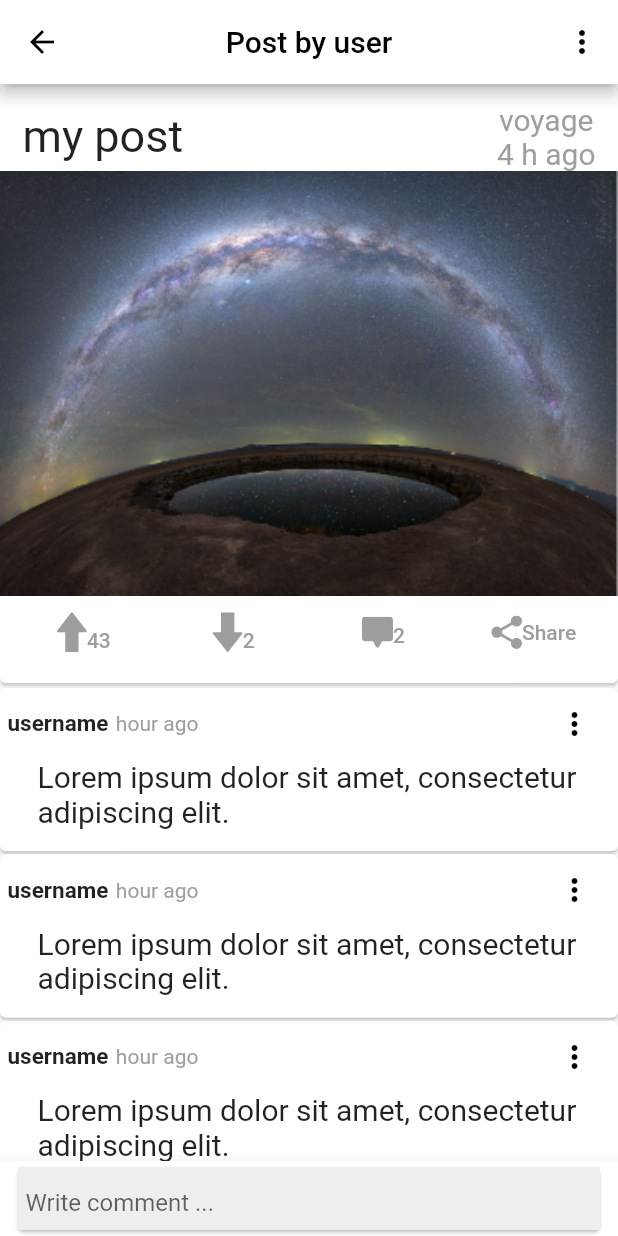
After one commit to TeamInspireMe/InspireMe-Cli, a Flutter app: the Home screen opened directly, after a tap on "my post", on a phone screen of 412 x 824 dp. The commit adds this screen. Run offline on Flutter 3.47's test engine with Material 2 defaults, Android fonts, the phone set to English and light mode, and no system bars; our stand-ins replace flutter_svg.

Commit message:
alpha front

```diff
--- /dev/null
+++ b/inspire_me/lib/commentary.dart
@@ -0,0 +1,41 @@
+import 'package:flutter/material.dart';
+
+class CommentView extends StatefulWidget {
+  @override
+  _CommentViewState createState() => _CommentViewState();
+}
+
+class _CommentViewState extends State<CommentView> {
+  @override
+  Widget build(BuildContext context) {
+    return Card(
+        margin: EdgeInsets.symmetric(vertical: 1.0),
+        child: Padding(
+          padding: const EdgeInsets.symmetric(horizontal:5.0),
+          child: Column(
+            children: [
+              Row(mainAxisAlignment: MainAxisAlignment.spaceBetween, children: [
+                Row(
+                  children: <Widget>[
+                    Text('username',style:TextStyle(fontWeight:FontWeight.bold,fontSize: 15)),
+                    SizedBox(width: 5),
+                    Text('hour ago',style: TextStyle(color:Colors.grey),)],
+                ),
+                IconButton(
+                  icon: const Icon(Icons.more_vert),
+                  //tooltip: 'Next page',
+                  onPressed: () {},
+                  color: Colors.black,
+                )
+              ]),
+              Padding(
+                padding: const EdgeInsets.fromLTRB(20.0, 0, 20.0, 15.0),
+                child: Center(child: Text(
+                  'Lorem ipsum dolor sit amet, consectetur adipiscing elit.'
+                  ,style: TextStyle(fontSize:20.0),)),
+              )
+            ],
+          ),
+        ));
+  }
+}
--- a/inspire_me/lib/home.dart
+++ b/inspire_me/lib/home.dart
@@ -54,13 +54,13 @@ class _HomeState extends State<Home> {
             ])),
         body: TabBarView(children: [
           ListView(
-            children: <Widget>[Post(), Post()],//remplacer par list.map((post)=> function(post).toList()), later
+            children: <Widget>[Post(false), Post(false)],//remplacer par list.map((post)=> function(post).toList()), later
           ),
           ListView(
-            children: <Widget>[Post(), Post()],
+            children: <Widget>[Post(false), Post(false)],
           ),
           ListView(
-            children: <Widget>[Post(), Post()],
+            children: <Widget>[Post(false), Post(false)],
           ),
         ]),
         floatingActionButton: AddButton(add:add)
--- a/inspire_me/lib/post.dart
+++ b/inspire_me/lib/post.dart
@@ -1,7 +1,10 @@
 import 'package:flutter/material.dart';
 import 'package:flutter_svg/flutter_svg.dart';
+import './viewpost.dart';
 
 class Post extends StatefulWidget {
+  bool isView;
+  Post(this.isView);
   @override
   _PostState createState() => _PostState();
 }
@@ -11,7 +14,7 @@ class _PostState extends State<Post> {
   int hour = 4;
   int likes = 43;
   int dislikes = 2;
-  List<String> comments = ['très bien', 'merveilleux'];
+  List<Comment> comments = [Comment('1st',1),Comment('2nd',0)];
   String url;
   String category = 'voyage';
   bool liked = false;
@@ -43,7 +46,17 @@ class _PostState extends State<Post> {
 
   @override
   Widget build(BuildContext context) {
-    return Card(
+    return GestureDetector(
+      onTap: () {
+          !widget.isView ?
+           Navigator.push(
+            context,
+            MaterialPageRoute(builder: (context) => ViewPost()),
+          )
+          :
+          null;
+        },
+      child: Card(
         margin: EdgeInsets.symmetric(vertical: 2.0),
         child: Container(
           margin: EdgeInsets.symmetric(vertical: 10.0),
@@ -58,9 +71,11 @@ class _PostState extends State<Post> {
                     Column(
                       children: <Widget>[
                         Text('$category',
-                          style: TextStyle(fontSize: 20.0, color: Colors.grey)),
+                            style:
+                                TextStyle(fontSize: 20.0, color: Colors.grey)),
                         Text('$hour h ago',
-                          style: TextStyle(fontSize: 20.0, color: Colors.grey)),
+                            style:
+                                TextStyle(fontSize: 20.0, color: Colors.grey)),
                       ],
                     ),
                   ],
@@ -71,7 +86,6 @@ class _PostState extends State<Post> {
               Row(
                 mainAxisAlignment: MainAxisAlignment.spaceEvenly,
                 crossAxisAlignment: CrossAxisAlignment.end,
-
                 children: <Widget>[
                   FlatButton(
                     onPressed: () {
@@ -137,7 +151,16 @@ class _PostState extends State<Post> {
               ),
             ],
           ),
+          padding: EdgeInsets.only(bottom:0),
+        ),
       ),
     );
   }
 }
+
+class Comment{
+  String text;
+  int hour;
+
+  Comment(this.text,this.hour);
+}
--- /dev/null
+++ b/inspire_me/lib/viewpost.dart
@@ -0,0 +1,65 @@
+import 'package:flutter/material.dart';
+import 'package:inspire_me/post.dart';
+import './commentary.dart';
+
+class ViewPost extends StatefulWidget {
+  @override
+  _ViewPostState createState() => _ViewPostState();
+}
+
+class _ViewPostState extends State<ViewPost> {
+  @override
+  Widget build(BuildContext context) {
+    return Scaffold(
+      appBar: AppBar(
+        leading: BackButton(color: Colors.black),
+        centerTitle: true,
+        title: Text(
+          "Post by user",
+          style: TextStyle(color: Colors.black),
+        ),
+        backgroundColor: Colors.white,
+        actions: <Widget>[
+          IconButton(
+            icon: const Icon(Icons.more_vert),
+            //tooltip: 'Next page',
+            onPressed: () {},
+            color: Colors.black,
+          )
+        ],
+      ),
+      body: Container(
+          child: Column(
+        children: [
+          Post(true),
+          Expanded(
+              child: ListView(children: [
+            CommentView(),
+            CommentView(),
+            CommentView(),
+            CommentView()
+          ])),
+        ],
+      )),
+      bottomNavigationBar: Padding(
+        padding: MediaQuery.of(context).viewInsets,
+        child: BottomAppBar(
+            child: Container(
+                height: 50.0,
+                child: Padding(
+                  padding: const EdgeInsets.symmetric(horizontal:8.0),
+                  child: Card(
+                    child: TextField(
+                      decoration: InputDecoration(
+                          fillColor: Colors.grey[200],
+                          filled: true,
+                          contentPadding: EdgeInsets.symmetric(horizontal: 5),
+                          border: InputBorder.none,
+                          hintText: 'Write comment ...'),
+                    ),
+                  ),
+                ))),
+      ),
+    );
+  }
+}
```
Lines whose indentation alone changed are shown as unchanged.
